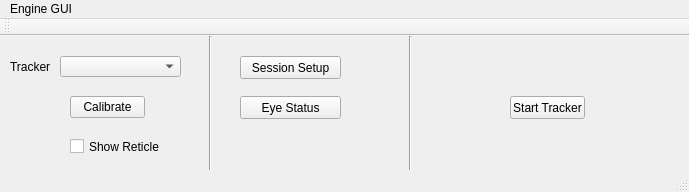
Old version of the form main_window.ui in the repository iTrace-Dev/iTrace-Core.
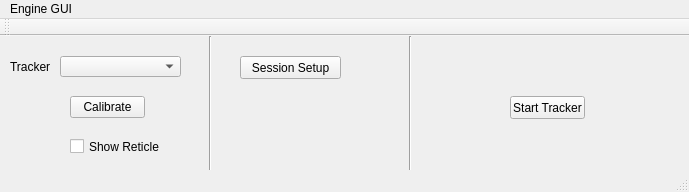
New version of the form.

Commit message: drop status window for alpha release

The edit to the form file:
```diff
--- a/main_window.ui
+++ b/main_window.ui
@@ -115,19 +115,6 @@
      <string>Show Reticle</string>
     </property>
    </widget>
-   <widget class="QPushButton" name="statusButton">
-    <property name="geometry">
-     <rect>
-      <x>240</x>
-      <y>60</y>
-      <width>101</width>
-      <height>23</height>
-     </rect>
-    </property>
-    <property name="text">
-     <string>Eye Status</string>
-    </property>
-   </widget>
   </widget>
   <widget class="QMenuBar" name="menuBar">
    <property name="geometry">
```
The commit also changes 9 other files.
